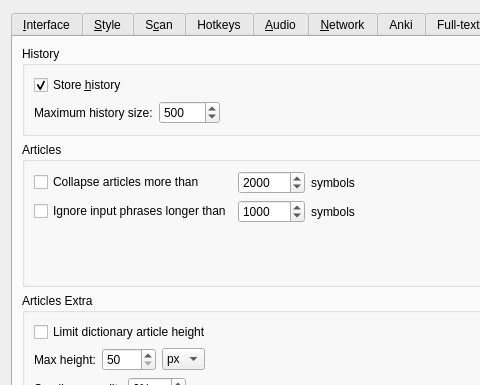
Qt form src/ui/preferences.ui (wuyun-1921/goldendict-ng) before a commit; both pictures show x 0 to 480 and y 0 to 385 of the 788 by 739 pixel window.
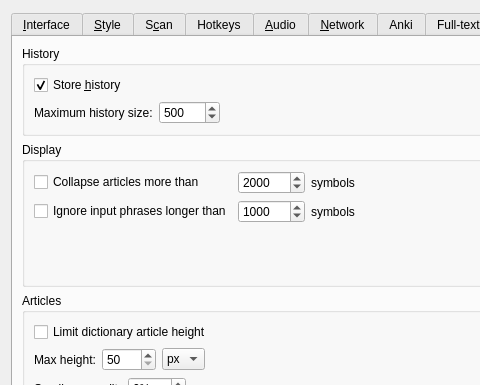
The same form after that commit. The open tabs and pages were chosen to show the change. Icons and pictures are not drawn.

Commit message: chore: remove test files, merge Articles groups, conditional website-panel, scroll tooltip

Diff of the .ui file:
```diff
--- a/src/ui/preferences.ui
+++ b/src/ui/preferences.ui
@@ -1740,7 +1740,7 @@
        <item>
         <widget class="QGroupBox" name="groupBox_6">
          <property name="title">
-          <string>Articles</string>
+          <string>Display</string>
          </property>
          <layout class="QGridLayout" name="gridLayout_3">
           <item row="2" column="4">
@@ -1882,7 +1882,7 @@
        <item>
         <widget class="QGroupBox" name="dictPanelGroup">
          <property name="title">
-          <string>Articles Extra</string>
+          <string>Articles</string>
          </property>
          <layout class="QFormLayout" name="formLayout_dictPanel">
           <item row="0" column="0">
```
Left out of the diff: 3 changed lines with no effect on the pictures. The commit also changes 4 other files.
